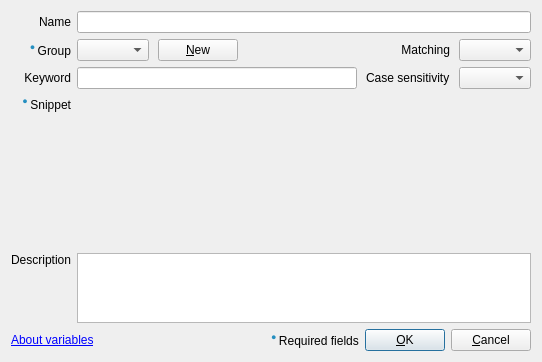
First picture: the form in Beeftext/Combo/ComboDialog.ui, repository xmichelo/Beeftext, before the edit.
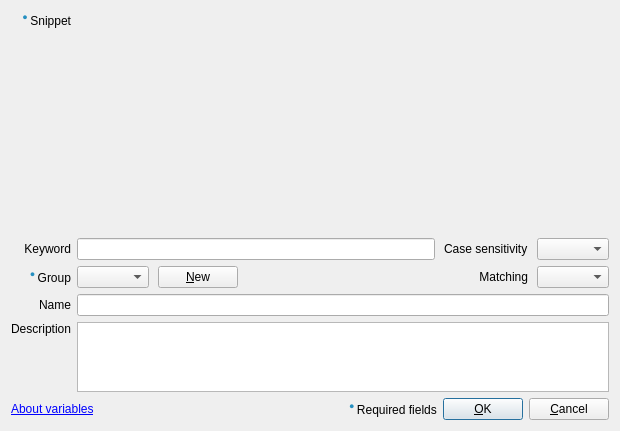
Second picture: the form after the edit. Custom widgets are drawn as their Qt base class.

Commit message:
Re-orderered fields in combo dialog, and added shortcut for validating.
Fixes #531.

Diff of the .ui file:
```diff
--- a/Beeftext/Combo/ComboDialog.ui
+++ b/Beeftext/Combo/ComboDialog.ui
@@ -6,8 +6,8 @@
    <rect>
     <x>0</x>
     <y>0</y>
-    <width>542</width>
-    <height>362</height>
+    <width>620</width>
+    <height>431</height>
    </rect>
   </property>
   <property name="windowTitle">
@@ -15,45 +15,8 @@
   </property>
   <layout class="QVBoxLayout" name="verticalLayout" stretch="1,0">
    <item>
-    <layout class="QGridLayout" name="gridLayout" rowstretch="0,0,0,0,4,1">
-     <item row="3" column="0" rowspan="2">
-      <widget class="QLabel" name="labelSnippet">
-       <property name="text">
-        <string>&lt;html&gt;&lt;head/&gt;&lt;body&gt;&lt;p align=&quot;right&quot;&gt;&lt;span style=&quot; font-size:11pt; color:#258fc0; vertical-align:super;&quot;&gt;● &lt;/span&gt;Snippet&lt;/p&gt;&lt;/body&gt;&lt;/html&gt;</string>
-       </property>
-       <property name="alignment">
-        <set>Qt::AlignRight|Qt::AlignTop|Qt::AlignTrailing</set>
-       </property>
-      </widget>
-     </item>
-     <item row="1" column="0">
-      <widget class="QLabel" name="labelGroup">
-       <property name="text">
-        <string>&lt;html&gt;&lt;head/&gt;&lt;body&gt;&lt;p&gt;&lt;span style=&quot; font-size:11pt; color:#258fc0; vertical-align:super;&quot;&gt;● &lt;/span&gt;Group&lt;/p&gt;&lt;/body&gt;&lt;/html&gt;</string>
-       </property>
-       <property name="alignment">
-        <set>Qt::AlignRight|Qt::AlignTrailing|Qt::AlignVCenter</set>
-       </property>
-      </widget>
-     </item>
-     <item row="5" column="0">
-      <widget class="QLabel" name="labelName_2">
-       <property name="text">
-        <string>&lt;html&gt;&lt;head/&gt;&lt;body&gt;&lt;p align=&quot;right&quot;&gt;Description&lt;/p&gt;&lt;/body&gt;&lt;/html&gt;</string>
-       </property>
-       <property name="alignment">
-        <set>Qt::AlignLeading|Qt::AlignLeft|Qt::AlignTop</set>
-       </property>
-      </widget>
-     </item>
-     <item row="5" column="1">
-      <widget class="QPlainTextEdit" name="editDescription">
-       <property name="tabChangesFocus">
-        <bool>true</bool>
-       </property>
-      </widget>
-     </item>
-     <item row="2" column="1">
+    <layout class="QGridLayout" name="gridLayout" rowstretch="4,0,0,0,1">
+     <item row="1" column="1">
       <layout class="QHBoxLayout" name="horizontalLayout_3" stretch="1,0,0">
        <property name="spacing">
         <number>9</number>
@@ -73,24 +36,41 @@
        </item>
       </layout>
      </item>
-     <item row="2" column="0">
-      <widget class="QLabel" name="labelKeyword">
-       <property name="text">
-        <string>&lt;html&gt;&lt;head/&gt;&lt;body&gt;&lt;p align=&quot;right&quot;&gt;Keyword&lt;/p&gt;&lt;/body&gt;&lt;/html&gt;</string>
-       </property>
-      </widget>
-     </item>
-     <item row="0" column="1">
-      <widget class="QLineEdit" name="editName"/>
-     </item>
-     <item row="0" column="0">
+     <item row="3" column="0">
       <widget class="QLabel" name="labelName">
        <property name="text">
         <string>&lt;html&gt;&lt;head/&gt;&lt;body&gt;&lt;p align=&quot;right&quot;&gt;Name&lt;/p&gt;&lt;/body&gt;&lt;/html&gt;</string>
        </property>
       </widget>
      </item>
-     <item row="1" column="1">
+     <item row="0" column="1">
+      <widget class="ComboEditor" name="comboEditor" native="true">
+       <property name="focusPolicy">
+        <enum>Qt::StrongFocus</enum>
+       </property>
+      </widget>
+     </item>
+     <item row="4" column="0">
+      <widget class="QLabel" name="labelName_2">
+       <property name="text">
+        <string>&lt;html&gt;&lt;head/&gt;&lt;body&gt;&lt;p align=&quot;right&quot;&gt;Description&lt;/p&gt;&lt;/body&gt;&lt;/html&gt;</string>
+       </property>
+       <property name="alignment">
+        <set>Qt::AlignLeading|Qt::AlignLeft|Qt::AlignTop</set>
+       </property>
+      </widget>
+     </item>
+     <item row="2" column="0">
+      <widget class="QLabel" name="labelGroup">
+       <property name="text">
+        <string>&lt;html&gt;&lt;head/&gt;&lt;body&gt;&lt;p&gt;&lt;span style=&quot; font-size:11pt; color:#258fc0; vertical-align:super;&quot;&gt;● &lt;/span&gt;Group&lt;/p&gt;&lt;/body&gt;&lt;/html&gt;</string>
+       </property>
+       <property name="alignment">
+        <set>Qt::AlignRight|Qt::AlignTrailing|Qt::AlignVCenter</set>
+       </property>
+      </widget>
+     </item>
+     <item row="2" column="1">
       <layout class="QHBoxLayout" name="horizontalLayout">
        <property name="spacing">
         <number>9</number>
@@ -141,10 +121,30 @@
        </item>
       </layout>
      </item>
-     <item row="3" column="1" rowspan="2">
-      <widget class="ComboEditor" name="comboEditor" native="true">
-       <property name="focusPolicy">
-        <enum>Qt::StrongFocus</enum>
+     <item row="4" column="1">
+      <widget class="QPlainTextEdit" name="editDescription">
+       <property name="tabChangesFocus">
+        <bool>true</bool>
+       </property>
+      </widget>
+     </item>
+     <item row="3" column="1">
+      <widget class="QLineEdit" name="editName"/>
+     </item>
+     <item row="0" column="0">
+      <widget class="QLabel" name="labelSnippet">
+       <property name="text">
+        <string>&lt;html&gt;&lt;head/&gt;&lt;body&gt;&lt;p align=&quot;right&quot;&gt;&lt;span style=&quot; font-size:11pt; color:#258fc0; vertical-align:super;&quot;&gt;● &lt;/span&gt;Snippet&lt;/p&gt;&lt;/body&gt;&lt;/html&gt;</string>
+       </property>
+       <property name="alignment">
+        <set>Qt::AlignRight|Qt::AlignTop|Qt::AlignTrailing</set>
+       </property>
+      </widget>
+     </item>
+     <item row="1" column="0">
+      <widget class="QLabel" name="labelKeyword">
+       <property name="text">
+        <string>&lt;html&gt;&lt;head/&gt;&lt;body&gt;&lt;p align=&quot;right&quot;&gt;Keyword&lt;/p&gt;&lt;/body&gt;&lt;/html&gt;</string>
        </property>
       </widget>
      </item>
```
Left out of the diff: 8 changed lines with no effect on the pictures. The commit also changes 1 other file.
